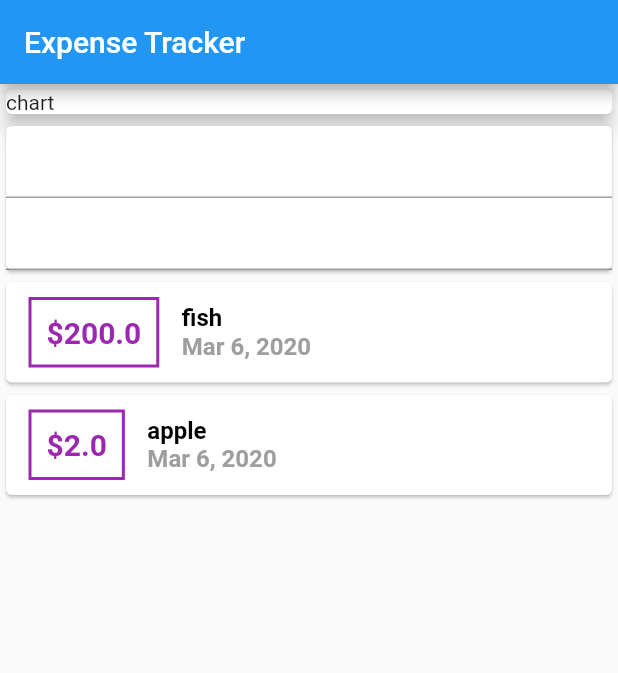
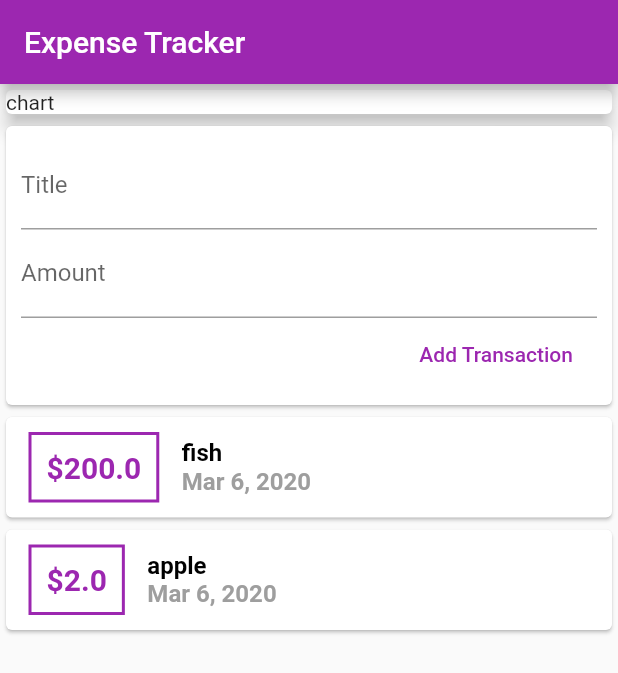
Before and after one commit to patrickcandlin/flutter_expense_planner, a Flutter app: the screen it shows after launch, on a phone screen of 412 x 824 dp. Shown: the top 673 px of the screen. Run offline on Flutter 3.47's test engine with Material 2 defaults, Android fonts, the phone set to English and light mode, and no system bars.

Commit message:
moved transactionlist to its own widget

```diff
--- a/lib/main.dart
+++ b/lib/main.dart
@@ -1,18 +1,18 @@
 import 'package:flutter/material.dart';
 import 'package:intl/intl.dart';
 
-import './transaction.dart';
+import './models/transaction.dart';
+import 'widgets/transaction_list.dart';
 
 void main() => runApp(MyApp());
 
 class MyApp extends StatelessWidget {
-  // This widget is the root of your application.
   @override
   Widget build(BuildContext context) {
     return MaterialApp(
       title: 'Flutter Demo',
       theme: ThemeData(
-        primarySwatch: Colors.blue,
+        primarySwatch: Colors.purple,
       ),
       home: ExpenseAppHome(),
     );
@@ -20,20 +20,10 @@ class MyApp extends StatelessWidget {
 }
 
 class ExpenseAppHome extends StatelessWidget {
-  final List<Transaction> transactions = [
-    Transaction(
-      id: 't1',
-      title: 'fish',
-      amount: 200.00,
-      date: DateTime.now(),
-    ),
-    Transaction(
-      id: 't1',
-      title: 'apple',
-      amount: 2.00,
-      date: DateTime.now(),
-    ),
-  ];
+
+  final titleController = TextEditingController();
+  final amountController = TextEditingController();
+
   @override
   Widget build(BuildContext context) {
     return Scaffold(
@@ -51,61 +41,30 @@ class ExpenseAppHome extends StatelessWidget {
             ),
           ),
           Card(
-            child: Column(
-              children: <Widget>[
-                TextField(),
-                TextField(),
-              ],
+            child: Container(
+              padding: EdgeInsets.all(10),
+              child: Column(
+                crossAxisAlignment: CrossAxisAlignment.end,
+                children: <Widget>[
+                  TextField(
+                    decoration: InputDecoration(labelText: 'Title'),
+                    controller: titleController,
+                  ),
+                  TextField(
+                    decoration: InputDecoration(labelText: 'Amount'),
+                    controller: titleController,
+                  ),
+                  FlatButton(
+                    child: Text('Add Transaction'),
+                    textColor: Colors.purple,
+                    onPressed: () => {},
+                  ),
+                ],
+              ),
             ),
           ),
-          Column(
-            children: transactions.map((transaction) {
-              return Card(
-                child: Row(
-                  children: <Widget>[
-                    Container(
-                      margin: EdgeInsets.symmetric(
-                        vertical: 10,
-                        horizontal: 15,
-                      ),
-                      padding: EdgeInsets.all(10),
-                      child: Text(
-                        '\$${transaction.amount}',
-                        style: TextStyle(
-                          fontWeight: FontWeight.bold,
-                          fontSize: 20,
-                          color: Colors.purple,
-                        ),
-                      ),
-                      decoration: BoxDecoration(
-                          border: Border.all(color: Colors.purple, width: 2)),
-                    ),
-                    Column(
-                      crossAxisAlignment: CrossAxisAlignment.start,
-                      children: <Widget>[
-                        Text(
-                          transaction.title,
-                          style: TextStyle(
-                            fontSize: 16,
-                            fontWeight: FontWeight.bold,
-                            color: Colors.black,
-                          ),
-                        ),
-                        Text(
-                          DateFormat.yMMMd().format(transaction.date),
-                          style: TextStyle(
-                              fontSize: 16,
-                              fontWeight: FontWeight.bold,
-                              color: Colors.grey),
-                        ),
-                      ],
-                    )
-                  ],
-                ),
-              );
-            }).toList(),
-          ),
-        ],
+          TransactionList(),
+          ],
       ),
     );
   }
--- /dev/null
+++ b/lib/widgets/transaction_list.dart
@@ -0,0 +1,76 @@
+import 'package:flutter/material.dart';
+import 'package:intl/intl.dart';
+import '../models/transaction.dart';
+
+class TransactionList extends StatefulWidget {
+  @override
+  _TransactionListState createState() => _TransactionListState();
+}
+
+class _TransactionListState extends State<TransactionList> {
+  final List<Transaction> _userTransactions = [
+    Transaction(
+      id: 't1',
+      title: 'fish',
+      amount: 200.00,
+      date: DateTime.now(),
+    ),
+    Transaction(
+      id: 't1',
+      title: 'apple',
+      amount: 2.00,
+      date: DateTime.now(),
+    ),
+  ];
+
+  @override
+  Widget build(BuildContext context) {
+    return Column(
+      children: _userTransactions.map((transaction) {
+        return Card(
+          child: Row(
+            children: <Widget>[
+              Container(
+                margin: EdgeInsets.symmetric(
+                  vertical: 10,
+                  horizontal: 15,
+                ),
+                padding: EdgeInsets.all(10),
+                child: Text(
+                  '\$${transaction.amount}',
+                  style: TextStyle(
+                    fontWeight: FontWeight.bold,
+                    fontSize: 20,
+                    color: Colors.purple,
+                  ),
+                ),
+                decoration: BoxDecoration(
+                    border: Border.all(color: Colors.purple, width: 2)),
+              ),
+              Column(
+                crossAxisAlignment: CrossAxisAlignment.start,
+                children: <Widget>[
+                  Text(
+                    transaction.title,
+                    style: TextStyle(
+                      fontSize: 16,
+                      fontWeight: FontWeight.bold,
+                      color: Colors.black,
+                    ),
+                  ),
+                  Text(
+                    DateFormat.yMMMd().format(transaction.date),
+                    style: TextStyle(
+                        fontSize: 16,
+                        fontWeight: FontWeight.bold,
+                        color: Colors.grey),
+                  ),
+                ],
+              )
+            ],
+          ),
+        );
+      }).toList(),
+    );
+  }
+}
```
Also changed, not shown: lib/models/transaction.dart (renamed from lib/transaction.dart).
